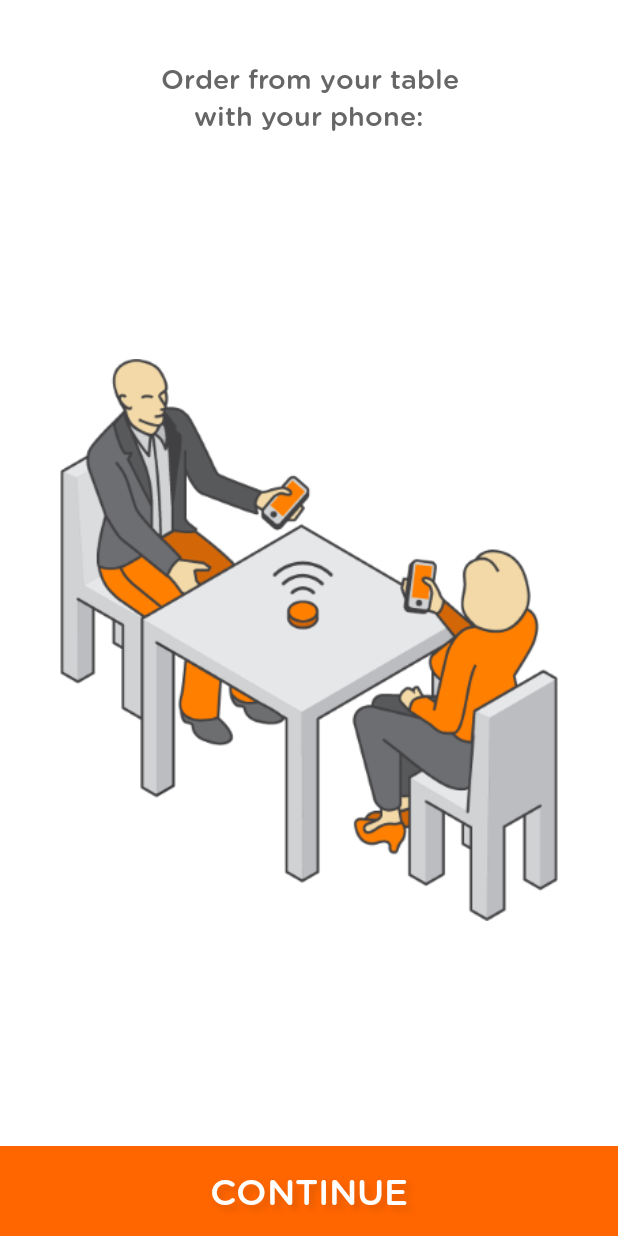
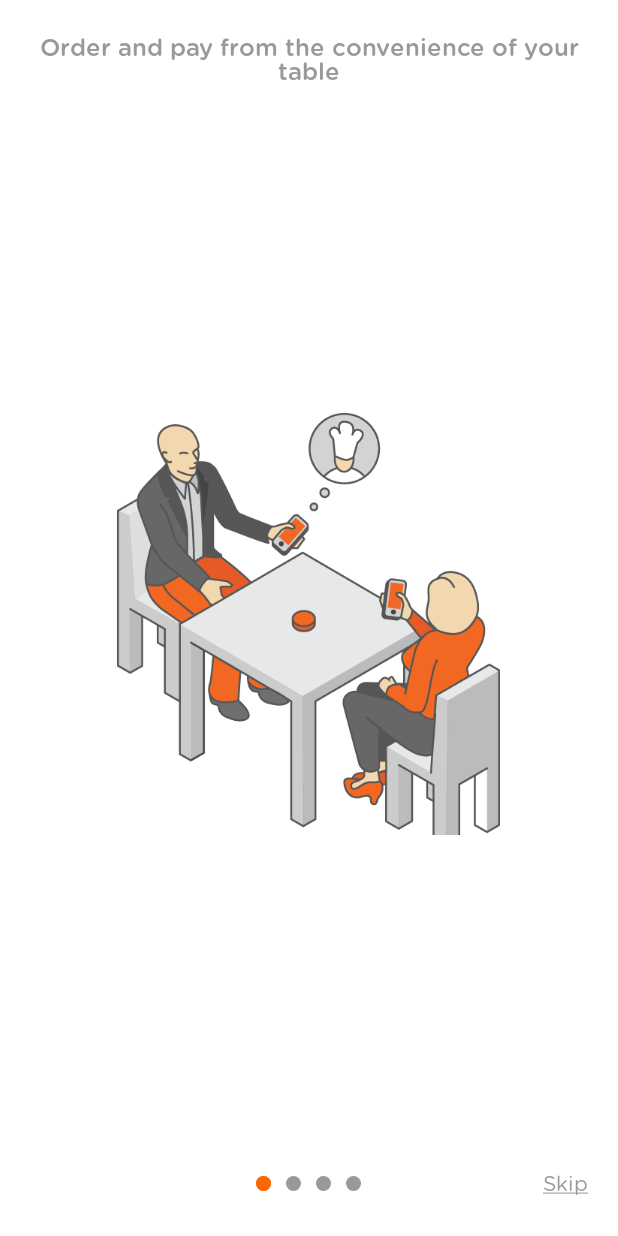
Before and after one commit to s7droid/MenuProject, an Android app: the MainMenuActivity screen opened directly, with no data from a screen before it, after a tap on "VIEW TUTORIAL", on a phone screen of 412 x 824 dp. Run offline under Robolectric (Android 15) with nearby library versions, the phone set to English and light mode, and no system bars; libraries missing offline, so code that uses them is left out: org.altbeacon.beacon.

Commit message:
- Tutorial screen redesigned - added view pager, and enabled swiping through tutorials. Also, few new screens are added for tutorial.

```diff
--- a/app/src/main/AndroidManifest.xml
+++ b/app/src/main/AndroidManifest.xml
@@ -92,6 +92,9 @@
         <activity
             android:name="com.usemenu.MenuAndroidApplication.activities.TokenizationExplainedActivity"
             android:screenOrientation="portrait" />
+        <activity
+            android:name="com.usemenu.MenuAndroidApplication.activities.TutorialActivity"
+            android:screenOrientation="portrait" />
         <!-- Activities from card.io library -->
         <activity
             android:name="io.card.payment.CardIOActivity"
--- a/app/src/main/java/com/usemenu/MenuAndroidApplication/activities/MainMenuActivity.java
+++ b/app/src/main/java/com/usemenu/MenuAndroidApplication/activities/MainMenuActivity.java
@@ -303,7 +303,7 @@
 	}
 
 	private void tutorialsButtonAction() {
-		startActivity(new Intent(getApplicationContext(), TutorialFirstActivity.class));
+		startActivity(new Intent(getApplicationContext(), TutorialActivity.class));
 	}
 
 	private void manageYourProfileButtonAction() {
--- /dev/null
+++ b/app/src/main/java/com/usemenu/MenuAndroidApplication/activities/TutorialActivity.java
@@ -0,0 +1,228 @@
+package com.usemenu.MenuAndroidApplication.activities;
+
+import android.content.Context;
+import android.content.Intent;
+import android.graphics.Color;
+import android.graphics.drawable.Drawable;
+import android.os.Bundle;
+import android.support.v4.view.PagerAdapter;
+import android.support.v4.view.ViewPager;
+import android.text.Spannable;
+import android.text.SpannableString;
+import android.text.style.UnderlineSpan;
+import android.view.LayoutInflater;
+import android.view.View;
+import android.view.ViewGroup;
+import android.widget.ImageView;
+import android.widget.LinearLayout;
+import android.widget.RelativeLayout;
+import android.widget.TextView;
+
+import com.usemenu.MenuAndroidApplication.R;
+import com.usemenu.MenuAndroidApplication.utils.Settings;
+import com.usemenu.MenuAndroidApplication.utils.Utils;
+import com.usemenu.MenuAndroidApplication.views.TutorialPageIndicatorView;
+
+/**
+ * Created by milos on 8/7/15.
+ */
+public class TutorialActivity extends BaseActivity {
+
+    private TutorialPagerAdapter adapter;
+    private ViewPager viewPager;
+    private TutorialPageIndicatorView indicatorView;
+    private TextView skipOrContinue;
+
+    @Override
+    protected void onCreate(Bundle savedInstanceState) {
+        super.onCreate(savedInstanceState);
+        setContentView(R.layout.activity_tutorial);
+        initActionBar();
+        initViews();
+    }
+
+    private void initActionBar() {
+        hideActionBar();
+    }
+
+    private void initViews() {
+        viewPager = (ViewPager) findViewById(R.id.viewPager);
+        indicatorView = (TutorialPageIndicatorView) findViewById(R.id.tutorialPageIndicator);
+        skipOrContinue = (TextView) findViewById(R.id.textviewContinue);
+        adapter = new TutorialPagerAdapter(this);
+        viewPager.setAdapter(adapter);
+
+        SpannableString ssSkip = new SpannableString(getResources().getString(R.string.tutorial_skip));
+        ssSkip.setSpan(new UnderlineSpan(), 0, ssSkip.length(), Spannable.SPAN_EXCLUSIVE_EXCLUSIVE);
+        skipOrContinue.setText(ssSkip);
+
+        viewPager.addOnPageChangeListener(new ViewPager.OnPageChangeListener() {
+            @Override
+            public void onPageScrolled(int position, float positionOffset, int positionOffsetPixels) {
+                if (position == 2 && (positionOffset > 0 && positionOffset <= 0.5)) {
+                    skipOrContinue.setAlpha(1 - (2 * positionOffset));
+                    SpannableString ssSkip = new SpannableString(getResources().getString(R.string.tutorial_skip));
+                    ssSkip.setSpan(new UnderlineSpan(), 0, ssSkip.length(), Spannable.SPAN_EXCLUSIVE_EXCLUSIVE);
+                    skipOrContinue.setText(ssSkip);
+                }
+
+                if (position == 2 && (positionOffset > 0.5)) {
+                    skipOrContinue.setAlpha(positionOffset - (1 - positionOffset));
+                    SpannableString ssSkip = new SpannableString(getResources().getString(R.string.tutorial_continue));
+                    ssSkip.setSpan(new UnderlineSpan(), 0, ssSkip.length(), Spannable.SPAN_EXCLUSIVE_EXCLUSIVE);
+                    skipOrContinue.setText(ssSkip);
+                }
+
+                for (int i = 0; i <= 20; i++) {
+                    float translation = Utils.convertDpToPixel((int) (i * (position + positionOffset)), TutorialActivity.this);
+                    indicatorView.setSelectedPage(translation);
+                }
+
+            }
+
+            @Override
+            public void onPageSelected(int position) {
+
+            }
+
+            @Override
+            public void onPageScrollStateChanged(int state) {
+
+            }
+        });
+
+        skipOrContinue.setOnClickListener(onSkipClicked);
+    }
+
+    View.OnClickListener onSkipClicked = new View.OnClickListener() {
+        @Override
+        public void onClick(View view) {
+            if (!Settings.getStoreMajor(TutorialActivity.this).isEmpty() && !Settings.getStoreMinor(TutorialActivity.this).isEmpty()) {
+                Intent intent = new Intent(getApplicationContext(), CategoryMealsActivity.class);
+                startActivity(intent);
+            } else {
+                Intent intent = new Intent(getApplicationContext(), MainMenuActivity.class);
+                intent.setFlags(Intent.FLAG_ACTIVITY_CLEAR_TASK | Intent.FLAG_ACTIVITY_NEW_TASK);
+                startActivity(intent);
+
+            }
+            finish();
+        }
+    };
+
+    View.OnClickListener onBackClicked = new View.OnClickListener() {
+        @Override
+        public void onClick(View view) {
+            finish();
+        }
+    };
+
+    private class TutorialPagerAdapter extends PagerAdapter {
+
+        private Context context;
+        private LayoutInflater inflater;
+
+        public TutorialPagerAdapter(Context context) {
+            this.context = context;
+            inflater = LayoutInflater.from(context);
+        }
+
+        @Override
+        public int getCount() {
+            return 4;
+        }
+
+        @Override
+        public Object instantiateItem(ViewGroup container, int position) {
+            LinearLayout layout = new LinearLayout(context);
+            final RelativeLayout content = (RelativeLayout) inflater.inflate(R.layout.tutorial_pager_item, null);
+
+            content.setLayoutParams(new RelativeLayout.LayoutParams(RelativeLayout.LayoutParams.MATCH_PARENT, RelativeLayout.LayoutParams.MATCH_PARENT));
+            //     content.setGravity(Gravity.CENTER_HORIZONTAL | Gravity.BOTTOM);
+            final TextView message = (TextView) content.findViewById(R.id.tutorialMessage);
+            final ImageView image = (ImageView) content.findViewById(R.id.tutorialImage);
+            final RelativeLayout imageContainer = (RelativeLayout) content.findViewById(R.id.relativeLayout);
+
+//            image.setBackgroundColor(getResources().getColor(R.color.menu_main_gray_light));
+
+            if (position == 0) {
+                RelativeLayout.LayoutParams params = new RelativeLayout.LayoutParams(RelativeLayout.LayoutParams.WRAP_CONTENT, RelativeLayout.LayoutParams.WRAP_CONTENT);
+                params.leftMargin = (int) Utils.convertDpToPixel(30, context);
+                params.rightMargin = (int) Utils.convertDpToPixel(30, context);
+                params.bottomMargin = (int) Utils.convertDpToPixel(40, context);
+                params.topMargin = (int) Utils.convertDpToPixel(20, context);
+                params.addRule(RelativeLayout.BELOW, R.id.tutorialMessage);
+                params.addRule(RelativeLayout.CENTER_IN_PARENT);
+                image.setLayoutParams(params);
+
+                message.setText(context.getResources().getString(R.string.tutorial_explanation_1));
+                image.setImageResource(R.drawable.tutorial_step_1);
+            } else if (position == 1) {
+//                RelativeLayout.LayoutParams paramsImage = new RelativeLayout.LayoutParams(RelativeLayout.LayoutParams.WRAP_CONTENT, RelativeLayout.LayoutParams.WRAP_CONTENT);
+//                paramsImage.addRule(RelativeLayout.CENTER_IN_PARENT);
+//                image.setLayoutParams(paramsImage);
+
+//                RelativeLayout.LayoutParams params = new RelativeLayout.LayoutParams(RelativeLayout.LayoutParams.MATCH_PARENT, RelativeLayout.LayoutParams.WRAP_CONTENT);
+//                params.addRule(RelativeLayout.ALIGN_PARENT_TOP);
+//                imageContainer.setLayoutParams(params);
+                message.setText(context.getResources().getString(R.string.tutorial_explanation_2));
+                message.setBackgroundColor(Color.parseColor("#fcfcfc"));
+
+                int screenWidth = Utils.getScreenWidth(context);
+                Drawable drawable = getResources().getDrawable(R.drawable.tutorial_step_2);
+                int imageWidth = drawable.getIntrinsicWidth();
+                int imageHeight = drawable.getIntrinsicHeight();
+
+                RelativeLayout.LayoutParams paramsImage = new RelativeLayout.LayoutParams(screenWidth, (int) (screenWidth * 2 * ((float) (imageHeight / imageWidth))));
+                paramsImage.addRule(RelativeLayout.ALIGN_PARENT_TOP);
+                image.setLayoutParams(paramsImage);
+
+                image.setBackground(drawable);
+            } else if (position == 2) {
+//                RelativeLayout.LayoutParams params = new RelativeLayout.LayoutParams(RelativeLayout.LayoutParams.MATCH_PARENT, RelativeLayout.LayoutParams.MATCH_PARENT);
+//                params.addRule(RelativeLayout.ALIGN_PARENT_TOP);
+//                imageContainer.setLayoutParams(params);
+                message.setText(context.getResources().getString(R.string.tutorial_explanation_3));
+                message.setBackgroundColor(Color.parseColor("#fcfcfc"));
+
+                int screenWidth = Utils.getScreenWidth(context);
+                Drawable drawable = getResources().getDrawable(R.drawable.tutorial_step_3);
+                int imageWidth = drawable.getIntrinsicWidth();
+                int imageHeight = drawable.getIntrinsicHeight();
+
+                RelativeLayout.LayoutParams paramsImage = new RelativeLayout.LayoutParams(screenWidth, (int) (screenWidth * 2 * ((float) (imageHeight / imageWidth))));
+                paramsImage.addRule(RelativeLayout.ALIGN_PARENT_TOP);
+                image.setLayoutParams(paramsImage);
+
+                image.setBackground(drawable);
+            } else if (position == 3) {
+                RelativeLayout.LayoutParams params = new RelativeLayout.LayoutParams(RelativeLayout.LayoutParams.WRAP_CONTENT, RelativeLayout.LayoutParams.WRAP_CONTENT);
+                params.leftMargin = (int) Utils.convertDpToPixel(30, context);
+                params.rightMargin = (int) Utils.convertDpToPixel(30, context);
+                params.bottomMargin = (int) Utils.convertDpToPixel(40, context);
+                params.topMargin = (int) Utils.convertDpToPixel(20, context);
+                params.addRule(RelativeLayout.BELOW, R.id.tutorialMessage);
+                params.addRule(RelativeLayout.CENTER_IN_PARENT);
+                image.setLayoutParams(params);
+
+                message.setText(context.getResources().getString(R.string.tutorial_explanation_4));
+                image.setImageResource(R.drawable.tutorial_step_4);
+            }
+
+            layout.addView(content);
+            container.addView(layout);
+
+            return layout;
+        }
+
+        @Override
+        public boolean isViewFromObject(View view, Object object) {
+            return view == object;
+        }
+
+        @Override
+        public void destroyItem(ViewGroup container, int position, Object object) {
+            container.removeView((LinearLayout) object);
+        }
+    }
+}
--- a/app/src/main/java/com/usemenu/MenuAndroidApplication/utils/Utils.java
+++ b/app/src/main/java/com/usemenu/MenuAndroidApplication/utils/Utils.java
@@ -1,22 +1,20 @@
 package com.usemenu.MenuAndroidApplication.utils;
-
-import java.lang.reflect.Type;
-import java.text.ParseException;
-import java.text.SimpleDateFormat;
-import java.util.Date;
 
 import android.app.Activity;
 import android.bluetooth.BluetoothAdapter;
 import android.content.Context;
 import android.content.res.Resources;
+import android.graphics.Point;
 import android.location.LocationManager;
 import android.net.ConnectivityManager;
 import android.net.NetworkInfo;
 import android.util.TypedValue;
+import android.view.Display;
 import android.view.MotionEvent;
 import android.view.View;
 import android.view.View.OnTouchListener;
 import android.view.ViewGroup;
+import android.view.WindowManager;
 import android.view.inputmethod.InputMethodManager;
 import android.widget.EditText;
 
@@ -30,6 +28,11 @@
 import com.google.gson.JsonSerializationContext;
 import com.google.gson.JsonSerializer;
 import com.usemenu.MenuAndroidApplication.views.AddCommentView;
+
+import java.lang.reflect.Type;
+import java.text.ParseException;
+import java.text.SimpleDateFormat;
+import java.util.Date;
 
 public class Utils {
 
@@ -133,7 +136,7 @@
         }
     }
 
-	public static void handleOutsideCommentDialogClick(AddCommentView commentView, View view, final Activity activity){
+    public static void handleOutsideCommentDialogClick(AddCommentView commentView, View view, final Activity activity) {
 
 
         // Set up touch listener for non-text box views to hide keyboard.
@@ -148,7 +151,7 @@
 
                 @Override
                 public boolean onTouch(View v, MotionEvent event) {
-					hideSoftKeyboard(v,activity);
+                    hideSoftKeyboard(v, activity);
                     return false;
                 }
 
@@ -162,7 +165,7 @@
 
                 View innerView = ((ViewGroup) view).getChildAt(i);
 
-				handleOutsideCommentDialogClick(commentView,innerView, activity);
+                handleOutsideCommentDialogClick(commentView, innerView, activity);
             }
         }
 
@@ -187,4 +190,20 @@
         return false;
     }
 
+    public static int getScreenWidth(Context context) {
+        WindowManager manager = (WindowManager) context.getSystemService(Context.WINDOW_SERVICE);
+        Display display = manager.getDefaultDisplay();
+        Point size = new Point();
+        display.getSize(size);
+        return size.x;
     }
+
+    public static int getScreenHeight(Context context) {
+        WindowManager manager = (WindowManager) context.getSystemService(Context.WINDOW_SERVICE);
+        Display display = manager.getDefaultDisplay();
+        Point size = new Point();
+        display.getSize(size);
+        return size.y;
+    }
+
+}
--- /dev/null
+++ b/app/src/main/java/com/usemenu/MenuAndroidApplication/views/TutorialPageIndicatorView.java
@@ -0,0 +1,30 @@
+package com.usemenu.MenuAndroidApplication.views;
+
+import android.content.Context;
+import android.util.AttributeSet;
+import android.view.View;
+import android.widget.ImageView;
+import android.widget.LinearLayout;
+
+import com.usemenu.MenuAndroidApplication.R;
+
+/**
+ * Created by milos on 8/7/15.
+ */
+public class TutorialPageIndicatorView extends LinearLayout {
+    private ImageView selectedPage;
+
+    public TutorialPageIndicatorView(Context context, AttributeSet attrs) {
+        super(context, attrs);
+        init(context);
+    }
+
+    private void init(Context context) {
+        View view = inflate(context, R.layout.view_page_indicator, this);
+        selectedPage = (ImageView) view.findViewById(R.id.imageviewSelectedPage);
+    }
+
+    public void setSelectedPage(float translation) {
+            selectedPage.setTranslationX(translation);
+    }
+}
--- /dev/null
+++ b/app/src/main/res/drawable/circle_gray.xml
@@ -0,0 +1,12 @@
+<?xml version="1.0" encoding="utf-8"?>
+<shape xmlns:android="http://schemas.android.com/apk/res/android"
+    android:shape="oval">
+
+    <size android:height="10dp"
+        android:width="10dp"/>
+
+    <corners android:radius="10dp"/>
+
+    <solid android:color="@color/menu_main_gray_light"/>
+
+</shape>
--- /dev/null
+++ b/app/src/main/res/drawable/circle_orange.xml
@@ -0,0 +1,13 @@
+<?xml version="1.0" encoding="utf-8"?>
+<shape xmlns:android="http://schemas.android.com/apk/res/android"
+    android:shape="oval">
+
+    <size
+        android:width="10dp"
+        android:height="10dp" />
+
+    <corners android:radius="10dp" />
+
+    <solid android:color="@color/menu_main_orange" />
+
+</shape>
--- /dev/null
+++ b/app/src/main/res/layout/activity_tutorial.xml
@@ -0,0 +1,38 @@
+<?xml version="1.0" encoding="utf-8"?>
+<RelativeLayout xmlns:android="http://schemas.android.com/apk/res/android"
+    android:layout_width="match_parent"
+    android:layout_height="match_parent"
+    android:background="@android:color/white"
+    android:orientation="vertical">
+
+    <android.support.v4.view.ViewPager
+        android:id="@+id/viewPager"
+        android:layout_width="match_parent"
+        android:layout_height="match_parent"
+        android:layout_above="@+id/relativeLayout" />
+
+
+    <RelativeLayout
+        android:id="@+id/relativeLayout"
+        android:layout_width="match_parent"
+        android:layout_height="70dp"
+        android:layout_alignParentBottom="true">
+
+        <com.usemenu.MenuAndroidApplication.views.TutorialPageIndicatorView
+            android:id="@+id/tutorialPageIndicator"
+            android:layout_width="wrap_content"
+            android:layout_height="wrap_content"
+            android:layout_centerHorizontal="true"
+            android:layout_centerVertical="true" />
+
+        <com.usemenu.MenuAndroidApplication.views.MenuTextView
+            android:id="@+id/textviewContinue"
+            android:layout_width="wrap_content"
+            android:layout_height="match_parent"
+            android:layout_alignParentRight="true"
+            android:layout_centerVertical="true"
+            android:layout_marginRight="20dp"
+            android:gravity="center"
+            android:textColor="@color/menu_main_gray_light" />
+    </RelativeLayout>
+</RelativeLayout>
--- /dev/null
+++ b/app/src/main/res/layout/tutorial_pager_item.xml
@@ -0,0 +1,35 @@
+<?xml version="1.0" encoding="utf-8"?>
+<RelativeLayout xmlns:android="http://schemas.android.com/apk/res/android"
+    android:layout_width="match_parent"
+    android:layout_height="match_parent"
+    android:background="@android:color/white"
+    android:orientation="vertical">
+
+    <com.usemenu.MenuAndroidApplication.views.MenuTextView
+        android:id="@+id/tutorialMessage"
+        android:layout_width="match_parent"
+        android:layout_height="wrap_content"
+        android:gravity="center|center_vertical"
+        android:paddingBottom="20dp"
+        android:paddingLeft="25dp"
+        android:paddingRight="25dp"
+        android:paddingTop="20dp"
+        android:text="@string/tutorial_explanation_1"
+        android:textColor="@color/menu_main_gray_light"
+        android:textSize="16sp"
+        android:textStyle="bold" />
+
+    <RelativeLayout
+        android:id="@+id/relativeLayout"
+        android:layout_width="match_parent"
+        android:layout_height="match_parent"
+        android:layout_below="@+id/tutorialMessage">
+
+        <ImageView
+            android:id="@+id/tutorialImage"
+            android:layout_width="match_parent"
+            android:layout_height="wrap_content"
+            android:layout_centerInParent="true"
+            android:scaleType="fitXY" />
+    </RelativeLayout>
+</RelativeLayout>
--- /dev/null
+++ b/app/src/main/res/layout/view_page_indicator.xml
@@ -0,0 +1,43 @@
+<?xml version="1.0" encoding="utf-8"?>
+<RelativeLayout xmlns:android="http://schemas.android.com/apk/res/android"
+    android:layout_width="wrap_content"
+    android:layout_height="wrap_content"
+    android:orientation="vertical">
+
+    <ImageView
+        android:id="@+id/iv1"
+        android:layout_width="wrap_content"
+        android:layout_height="wrap_content"
+        android:layout_marginRight="10dp"
+        android:src="@drawable/circle_gray" />
+
+    <ImageView
+        android:id="@+id/iv2"
+        android:layout_width="wrap_content"
+        android:layout_height="wrap_content"
+        android:layout_marginRight="10dp"
+        android:layout_toRightOf="@+id/iv1"
+        android:src="@drawable/circle_gray" />
+
+    <ImageView
+        android:id="@+id/iv3"
+        android:layout_width="wrap_content"
+        android:layout_height="wrap_content"
+        android:layout_marginRight="10dp"
+        android:layout_toRightOf="@+id/iv2"
+        android:src="@drawable/circle_gray" />
+
+    <ImageView
+        android:id="@+id/iv4"
+        android:layout_width="wrap_content"
+        android:layout_height="wrap_content"
+        android:layout_toRightOf="@+id/iv3"
+        android:src="@drawable/circle_gray" />
+
+    <ImageView
+        android:id="@+id/imageviewSelectedPage"
+        android:layout_width="wrap_content"
+        android:layout_height="wrap_content"
+        android:src="@drawable/circle_orange" />
+
+</RelativeLayout>
--- a/app/src/main/res/values/strings.xml
+++ b/app/src/main/res/values/strings.xml
@@ -38,7 +38,12 @@
     <string name="menu_tutorial_screen_button_awesome">AWESOME</string>
     <string name="tutorial_screen_first">Order from your table\nwith your phone:</string>
     <string name="tutorial_screen_second">Enjoy your meal!</string>
-
+    <string name="tutorial_explanation_1">Order and pay from the convenience of your table</string>
+    <string name="tutorial_explanation_2">Your order is immediately routed to the kitchen and prepared</string>
+    <string name="tutorial_explanation_3">When it’s done, the waiter will know exactly where to bring it</string>
+    <string name="tutorial_explanation_4">Enjoy your meal and reorder conveniently at any time</string>
+    <string name="tutorial_continue">Continue</string>
+    <string name="tutorial_skip">Skip</string>
     <!-- Restaurant preview -->
     <string name="restaurant_preview_activity_welcome_message">Welcome to</string>
     <string name="restaurant_preview_activity_make_your_order">MAKE YOUR ORDER</string>
```
Also changed, not shown: app/src/main/res/drawable-xhdpi/tutorial_step_1.png (added), app/src/main/res/drawable-xhdpi/tutorial_step_2.png (added), app/src/main/res/drawable-xhdpi/tutorial_step_3.png (added), app/src/main/res/drawable-xhdpi/tutorial_step_4.png (added). Lines whose indentation alone changed are shown as unchanged.
